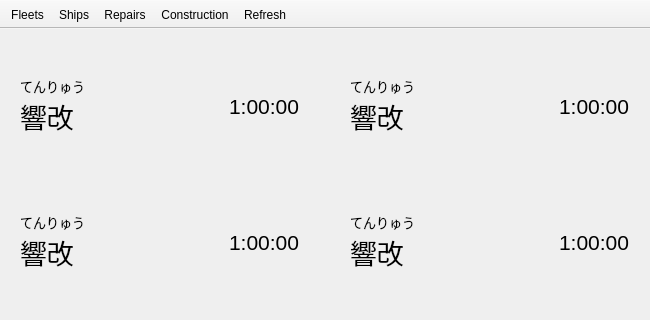
The window that KCMainWindow.ui (KanColleTool/kct-tool) describes before a commit, drawn with Qt 5.
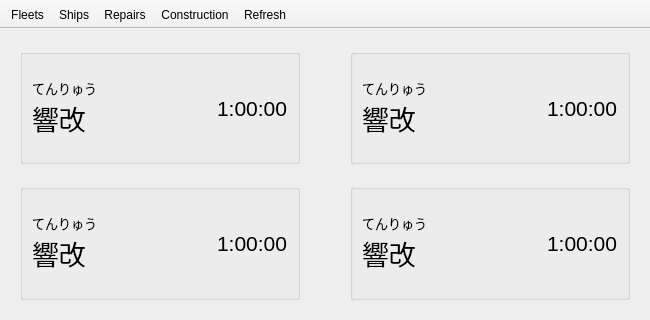
The same window after the commit.

Commit message: Repair Docks and local UI locks!

What changed in the file:
```diff
--- a/KCMainWindow.ui
+++ b/KCMainWindow.ui
@@ -1713,6 +1713,7 @@
          <number>20</number>
         </property>
         <item row="2" column="0">
+         <widget class="QGroupBox" name="repairBox3">
          <layout class="QHBoxLayout" name="horizontalLayout_3">
           <item>
            <layout class="QVBoxLayout" name="verticalLayout_19">
@@ -1818,8 +1819,10 @@
            </widget>
           </item>
          </layout>
+         </widget>
         </item>
         <item row="0" column="0">
+         <widget class="QGroupBox" name="repairBox1">
          <layout class="QHBoxLayout" name="horizontalLayout">
           <item>
            <layout class="QVBoxLayout" name="verticalLayout_14">
@@ -1925,8 +1928,10 @@
            </widget>
           </item>
          </layout>
+         </widget>
         </item>
         <item row="0" column="1">
+         <widget class="QGroupBox" name="repairBox2">
          <layout class="QHBoxLayout" name="horizontalLayout_2">
           <item>
            <layout class="QVBoxLayout" name="verticalLayout_18">
@@ -2032,8 +2037,13 @@
            </widget>
           </item>
          </layout>
+         </widget>
         </item>
         <item row="2" column="1">
+         <widget class="QGroupBox" name="repairBox4">
+          <property name="title">
+           <string/>
+          </property>
          <layout class="QHBoxLayout" name="horizontalLayout_4">
           <item>
            <layout class="QVBoxLayout" name="verticalLayout_20">
@@ -2139,6 +2149,7 @@
            </widget>
           </item>
          </layout>
+         </widget>
         </item>
        </layout>
       </widget>
```
Lines whose indentation alone changed are shown as unchanged. The commit also changes 4 other files.
